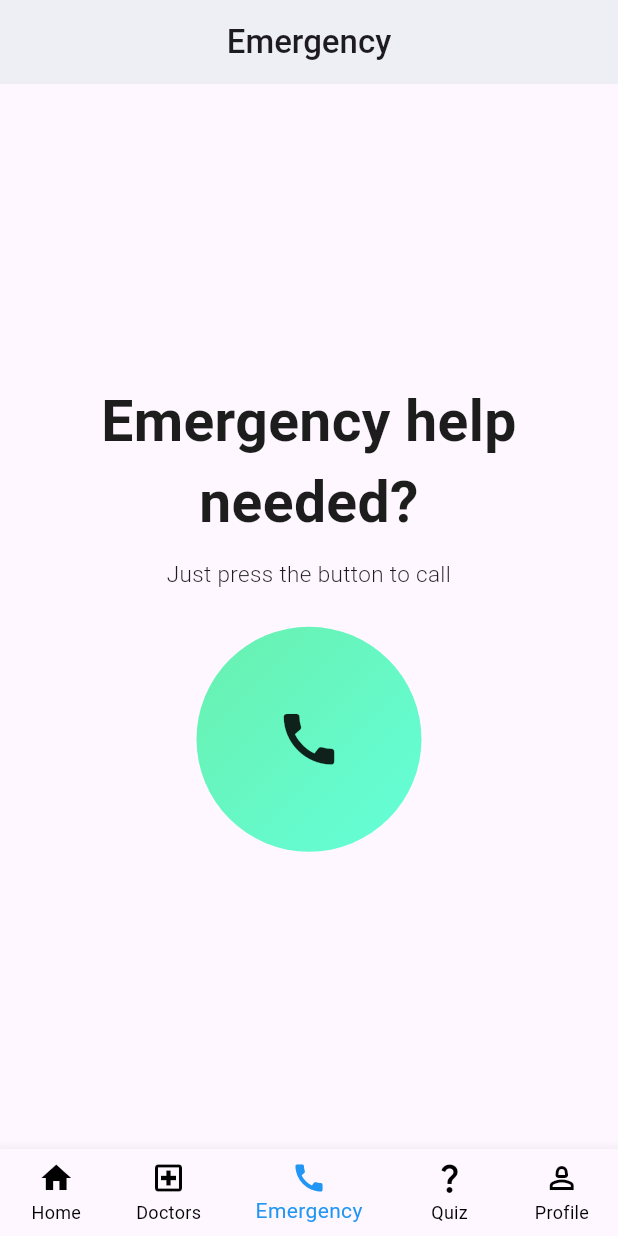
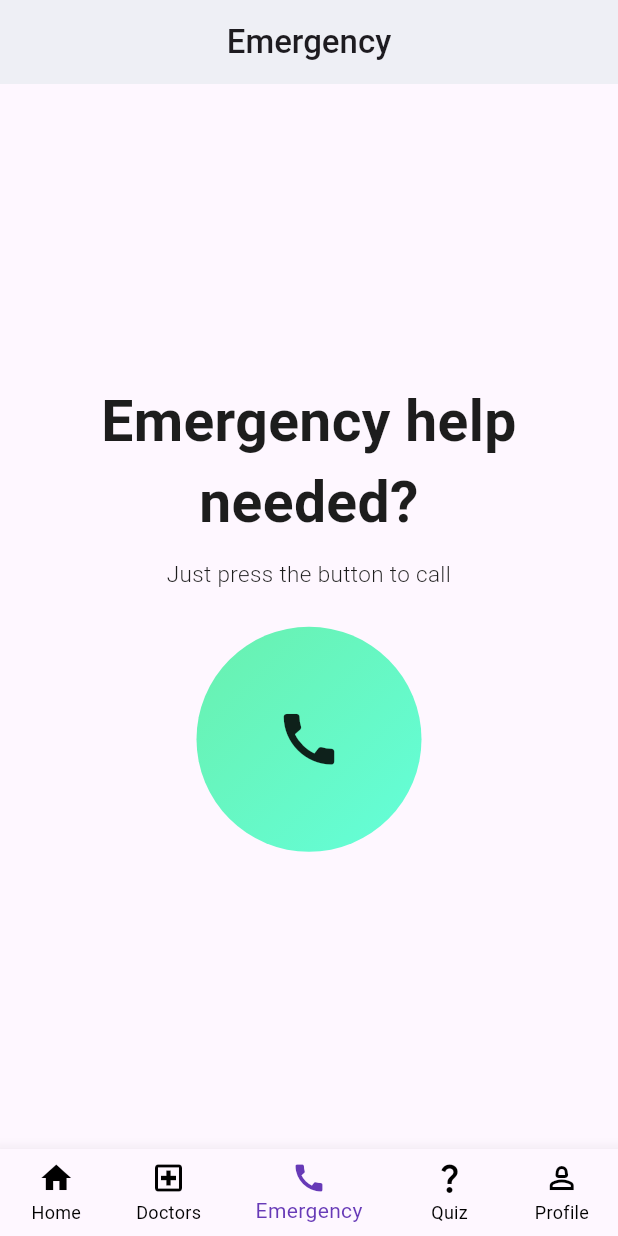
Before and after one commit to vxnkt/diabetes_management_app, a Flutter app: the screen it shows after launch, item 3 of the bottom bar chosen, on a phone screen of 412 x 824 dp. Run offline on Flutter 3.47's test engine with Material 3 defaults, Android fonts, the phone set to English and light mode, and no system bars; our stand-ins replace firebase_core; missing offline and left inert: flutter_phone_direct_caller; accounts and stored records are empty.

Commit message:
Update home_page.dart

```diff
--- a/lib/screens/home_page.dart
+++ b/lib/screens/home_page.dart
@@ -1,4 +1,5 @@
 import 'package:appathon/quiz/quizStart_screen.dart';
+import 'package:appathon/screens/doctor_screen.dart';
 import 'package:appathon/screens/emergency_screen.dart';
 import 'package:appathon/screens/homescreen.dart';
 import 'package:flutter/material.dart';
@@ -21,7 +22,7 @@ class _HomePageState extends State<HomePage> {
 
   static const List<Widget> _widgetOptions = <Widget>[
     HomesScreen(),
-    Text('Doctor Page', style: TextStyle(fontSize: 24)),
+    DoctorScreen(),
     EmergencyScreen(),
     QuizStartScreen(),
     Text('Profile Page', style: TextStyle(fontSize: 24)),
@@ -34,6 +35,7 @@ class _HomePageState extends State<HomePage> {
         child: _widgetOptions.elementAt(_selectedIndex),
       ),
       bottomNavigationBar: BottomNavigationBar(
+        backgroundColor:  const Color(0xFFEEEFF5),
         items: const <BottomNavigationBarItem>[
           BottomNavigationBarItem(
             icon: Icon(Icons.home),
@@ -58,42 +60,11 @@ class _HomePageState extends State<HomePage> {
         ],
         currentIndex: _selectedIndex,
         onTap: _onItemTapped,
-        selectedItemColor: Colors.blue,
+        selectedItemColor: Colors.deepPurple,
         unselectedItemColor: Colors.black,
         showUnselectedLabels: true,
+        elevation: 10,
       ),
     );
   }
-
-//   Widget _buildActionButton(
-//       {required IconData icon,
-//       required String label,
-//       required Function onTap}) {
-//     return Column(
-//       children: [
-//         GestureDetector(
-//           onTap: () => onTap(),
-//           child: Container(
-//             width: 50,
-//             height: 50,
-//             decoration: BoxDecoration(
-//               shape: BoxShape.circle,
-//               gradient: LinearGradient(
-//                 colors: [Colors.blueAccent, Colors.lightBlueAccent],
-//                 begin: Alignment.topLeft,
-//                 end: Alignment.bottomRight,
-//               ),
-//             ),
-//             child: Icon(
-//               icon,
-//               size: 30,
-//               color: Colors.white,
-//             ),
-//           ),
-//         ),
-//         SizedBox(height: 10),
-//         Text(label),
-//       ],
-//     );
-//   }
 }
```
